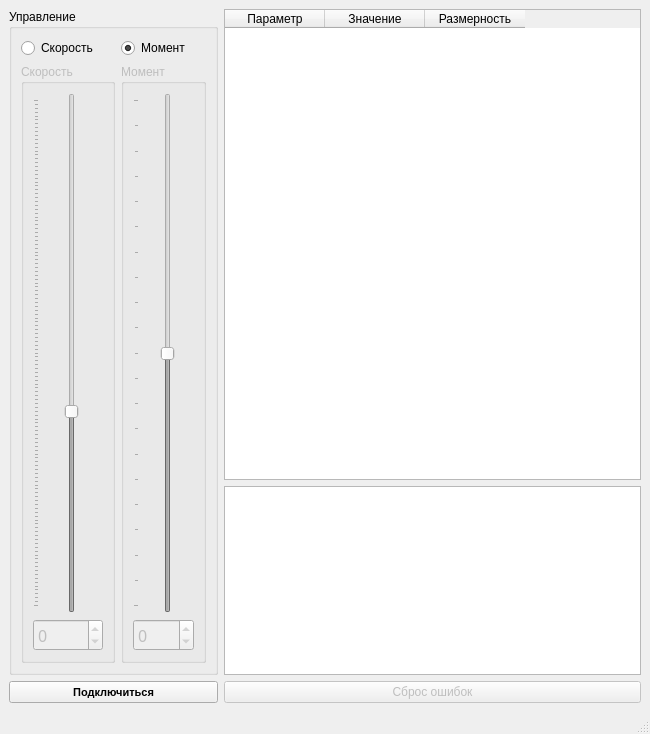
Above: VMU_monitor.ui from hochu-leto/EVIS before the change. Below: the same form after it.
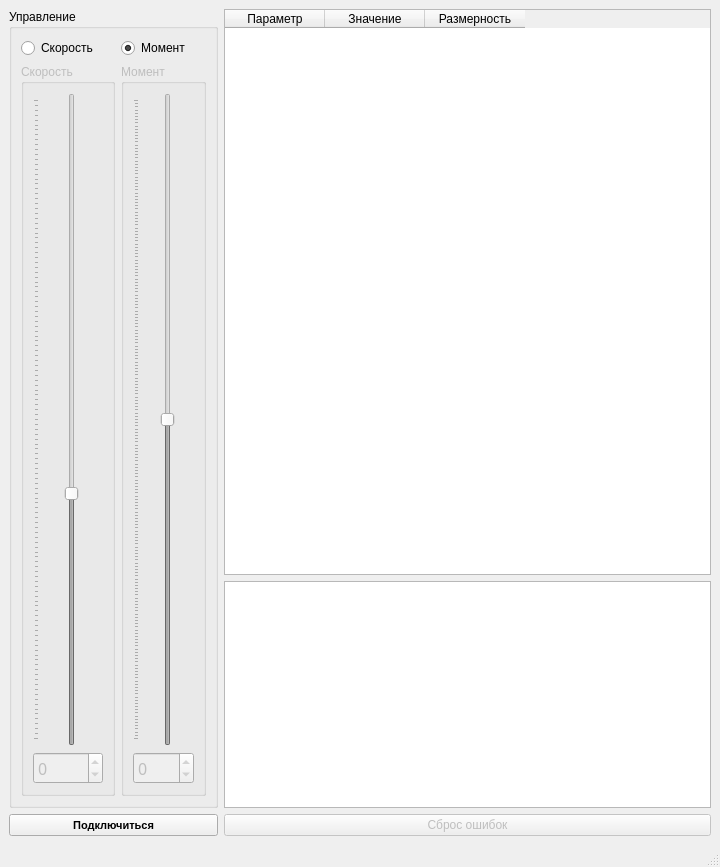
That is the form after the change.

Commit message: продолжение с рулями

```diff
--- a/VMU_monitor.ui
+++ b/VMU_monitor.ui
@@ -6,8 +6,8 @@
    <rect>
     <x>0</x>
     <y>0</y>
-    <width>650</width>
-    <height>734</height>
+    <width>720</width>
+    <height>867</height>
    </rect>
   </property>
   <property name="sizePolicy">
```
The commit also changes 1 other file.
